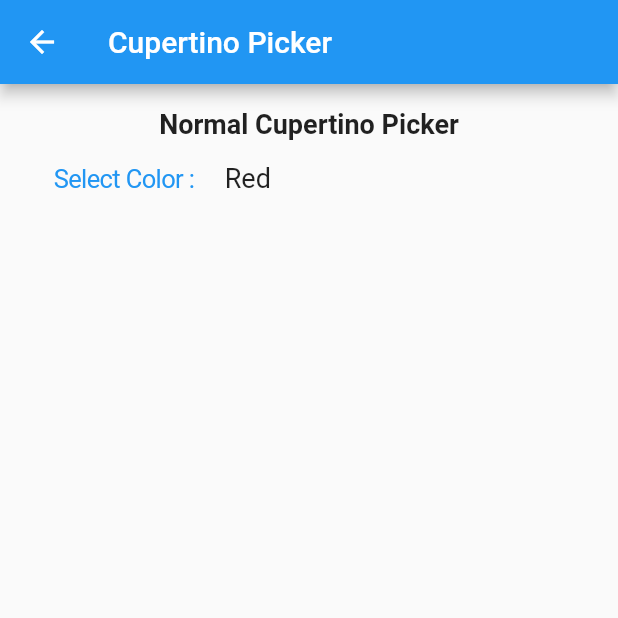
After one commit to dhuma1981/Flutter_Cupertino_Demo, a Flutter app: the PickerPage screen opened directly, on a phone screen of 412 x 824 dp, the top half of it. The commit adds this screen. Run offline on Flutter 3.47's test engine with Material 2 defaults, Android fonts, the phone set to English and light mode, and no system bars.

Commit message:
Added CupertinoPicker

```diff
--- /dev/null
+++ b/lib/ui/pages/picker_page.dart
@@ -0,0 +1,79 @@
+import 'package:flutter/cupertino.dart';
+import 'package:flutter/material.dart';
+
+const List<String> colors = const <String>[
+  'Red',
+  'Yellow',
+  'Amber',
+  'Blue',
+  'Black',
+  'Pink',
+  'Purple',
+  'White',
+  'Grey',
+  'Green',
+];
+
+class PickerPage extends StatefulWidget {
+  @override
+  _PickerPageState createState() => _PickerPageState();
+}
+
+class _PickerPageState extends State<PickerPage> {
+  int _selectedIndex = 0;
+
+  @override
+  Widget build(BuildContext context) {
+    return new Scaffold(
+      appBar: new AppBar(
+        title: const Text('Cupertino Picker'),
+      ),
+      body: Padding(
+        padding: const EdgeInsets.all(16.0),
+        child: Column(
+          children: <Widget>[
+            Text(
+              "Normal Cupertino Picker",
+              style: TextStyle(
+                fontWeight: FontWeight.bold,
+                fontSize: 18.0,
+              ),
+            ),
+            Row(
+              children: <Widget>[
+                CupertinoButton(
+                    child: Text("Select Color :"),
+                    onPressed: () {
+                      showModalBottomSheet(
+                          context: context,
+                          builder: (BuildContext context) {
+                            return Container(
+                              height: 200.0,
+                              child: CupertinoPicker(
+                                  itemExtent: 32.0,
+                                  onSelectedItemChanged: (int index) {
+                                    setState(() {
+                                      _selectedIndex = index;
+                                    });
+                                  },
+                                  children: new List<Widget>.generate(
+                                      colors.length, (int index) {
+                                    return new Center(
+                                      child: new Text(colors[index]),
+                                    );
+                                  })),
+                            );
+                          });
+                    }),
+                Text(
+                  colors[_selectedIndex],
+                  style: TextStyle(fontSize: 18.0),
+                )
+              ],
+            ),
+          ],
+        ),
+      ),
+    );
+  }
+}
```
Also changed, not shown: lib/ui/pages/home_page.dart (+13 -0 lines), preview/Picker.png (added), 1 other file.
